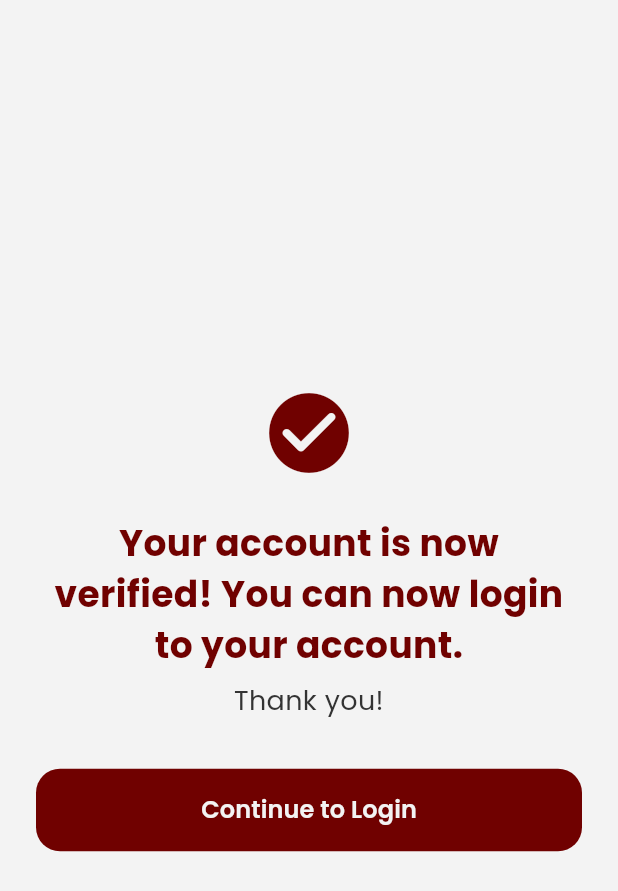
After one commit to maaltheabheadaza/Findle_App, a Flutter app: the EmailConfirmationScreen screen opened directly, on a phone screen of 412 x 824 dp. The commit adds this screen. Shown: the top 891 px of the screen. Run offline on Flutter 3.47's test engine with Material 3 defaults, Android fonts, the phone set to English and light mode, and no system bars; our stand-ins replace app_links, google_fonts, supabase_flutter; accounts and stored records are empty.

Commit message:
i-pull na daw ni

```diff
--- /dev/null
+++ b/lib/email_confirmation_screen.dart
@@ -0,0 +1,76 @@
+import 'package:flutter/material.dart';
+import 'package:google_fonts/google_fonts.dart';
+import 'login_screen.dart';
+
+class EmailConfirmationScreen extends StatelessWidget {
+  const EmailConfirmationScreen({super.key});
+
+  @override
+  Widget build(BuildContext context) {
+    final Color primaryRed = const Color.fromRGBO(112, 1, 0, 1);
+    final Color white = const Color(0xFFF3F3F3);
+    final Color textColor = const Color.fromRGBO(51, 51, 51, 1);
+
+    return Scaffold(
+      backgroundColor: white,
+      body: Center(
+        child: Padding(
+          padding: const EdgeInsets.all(24.0),
+          child: Column(
+            mainAxisAlignment: MainAxisAlignment.center,
+            children: [
+              Icon(Icons.check_circle_rounded, color: primaryRed, size: 64),
+              const SizedBox(height: 24),
+              Text(
+                'Your account is now verified! You can now login to your account.',
+                style: GoogleFonts.poppins(
+                  color: primaryRed,
+                  fontWeight: FontWeight.bold,
+                  fontSize: 24,
+                ),
+                textAlign: TextAlign.center,
+              ),
+              const SizedBox(height: 8),
+              Text(
+                'Thank you!',
+                style: GoogleFonts.poppins(
+                  color: textColor,
+                  fontSize: 18,
+                ),
+                textAlign: TextAlign.center,
+              ),
+              const SizedBox(height: 32),
+              SizedBox(
+                width: double.infinity,
+                child: ElevatedButton(
+                  style: ElevatedButton.styleFrom(
+                    backgroundColor: primaryRed,
+                    foregroundColor: white,
+                    padding: const EdgeInsets.symmetric(vertical: 16),
+                    shape: RoundedRectangleBorder(
+                      borderRadius: BorderRadius.circular(16),
+                    ),
+                    elevation: 0,
+                  ),
+                  onPressed: () {
+                    Navigator.of(context).pushAndRemoveUntil(
+                      MaterialPageRoute(builder: (context) => const LoginScreen()),
+                      (route) => false,
+                    );
+                  },
+                  child: Text(
+                    'Continue to Login',
+                    style: GoogleFonts.poppins(
+                      fontSize: 16,
+                      fontWeight: FontWeight.w600,
+                    ),
+                  ),
+                ),
+              ),
+            ],
+          ),
+        ),
+      ),
+    );
+  }
+}
--- a/lib/login_screen.dart
+++ b/lib/login_screen.dart
@@ -501,7 +501,7 @@ void _clearErrorMessage() {
                     ),
                     const SizedBox(height: 8),
                     Text(
-                      'Welcome ${response.user!.userMetadata?['display_name'] as String? ?? response.user!.email?.split('@')[0] ?? 'User'}',
+                      'Welcome ${response.user!.userMetadata?['display_name']! as String? ?? response.user!.email?.split('@')[0] ?? 'User'}',
                       style: GoogleFonts.poppins(
                         color: textColor,
                         fontSize: 15,
--- a/lib/main.dart
+++ b/lib/main.dart
@@ -1,7 +1,9 @@
 import 'package:flutter/material.dart';
 import 'package:supabase_flutter/supabase_flutter.dart';
+import 'package:app_links/app_links.dart';
 import 'login_screen.dart';
 import 'homepage_screen.dart';
+import 'email_confirmation_screen.dart';
 
 void main() async {
   WidgetsFlutterBinding.ensureInitialized();
@@ -15,8 +17,45 @@ void main() async {
   runApp(const MyApp());
 }
 
-class MyApp extends StatelessWidget {
+class MyApp extends StatefulWidget {
   const MyApp({super.key});
+
+  @override
+  State<MyApp> createState() => _MyAppState();
+}
+
+class _MyAppState extends State<MyApp> {
+  final _appLinks = AppLinks();
+
+  @override
+  void initState() {
+    super.initState();
+    _initDeepLinks();
+  }
+
+  Future<void> _initDeepLinks() async {
+    // Handle initial URI
+    final uri = await _appLinks.getInitialAppLink();
+    if (uri != null) {
+      _handleDeepLink(uri);
+    }
+
+    // Listen for incoming links while the app is running
+    _appLinks.uriLinkStream.listen((uri) {
+      _handleDeepLink(uri);
+    });
+  }
+
+  void _handleDeepLink(Uri uri) {
+    // Check if this is an email confirmation link
+    if (uri.path.contains('confirm')) {
+      // Navigate to the email confirmation screen
+      Navigator.of(context).pushAndRemoveUntil(
+        MaterialPageRoute(builder: (context) => const EmailConfirmationScreen()),
+        (route) => false,
+      );
+    }
+  }
 
   @override
   Widget build(BuildContext context) {
@@ -51,8 +90,6 @@ class MyApp extends StatelessWidget {
     );
   }
 }
-
-
 
 class MyHomePage extends StatefulWidget {
   const MyHomePage({super.key, required this.title});
--- a/pubspec.yaml
+++ b/pubspec.yaml
@@ -40,6 +40,7 @@ dependencies:
   firebase_auth: ^4.15.3
   cloud_firestore: ^4.13.6
   sign_in_with_apple: ^7.0.1
+  app_links: ^3.4.1
 
 dev_dependencies:
   flutter_test:
```
Also changed, not shown: lib/signup_screen.dart (+119 -141 lines), pubspec.lock, 3 other files.
